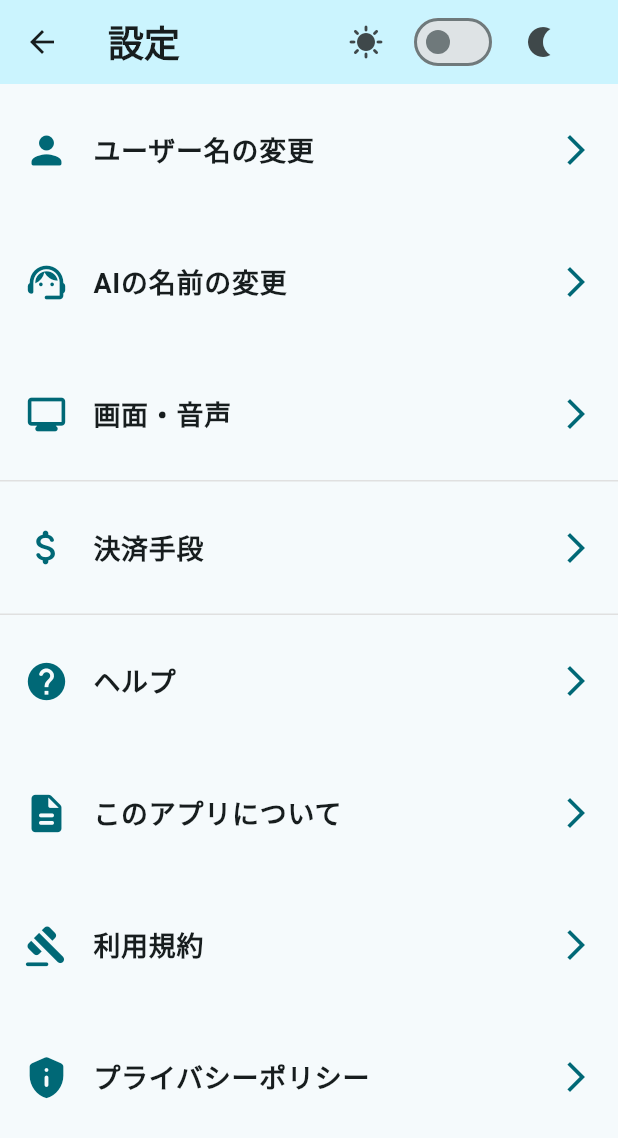
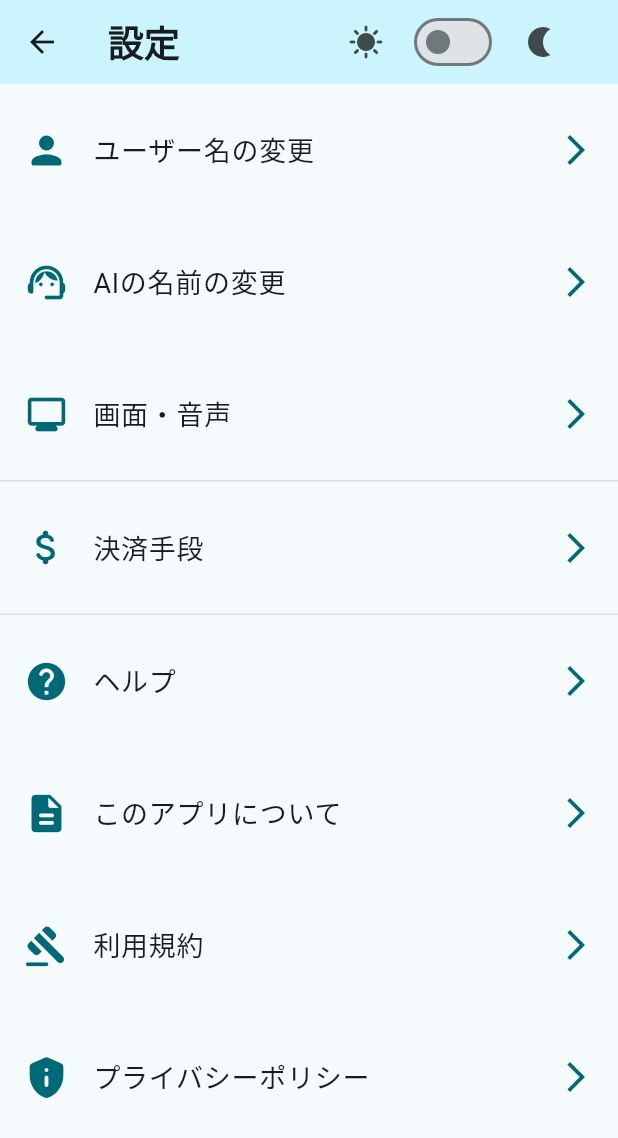
Before and after one commit to aidio-reserve/frontend, a Flutter app: the SettingScreen screen opened by its route, on a phone screen of 412 x 824 dp. Shown: the top 1138 px of the screen. Run offline on Flutter 3.47's test engine with Material 3 defaults, Android fonts, the phone set to English and light mode, and no system bars; our stand-ins replace audioplayers, cloud_firestore, firebase_auth, firebase_core, flutter_chat_bubble, flutter_dotenv and 6 more; missing offline and left inert: webview_flutter_web; accounts and stored records are empty; network calls fail.

Commit message:
不要なコメントアウトの削除および各種設定の文字フォントをnormalに

```diff
--- a/lib/ui/screens/drawer/setting_screen.dart
+++ b/lib/ui/screens/drawer/setting_screen.dart
@@ -30,11 +30,11 @@ class SettingScreen extends ConsumerWidget {
           ),
           actions: [
             Padding(
-              padding: const EdgeInsets.only(right: 40.0), // 右側にスペースを追加
+              padding: const EdgeInsets.only(right: 40.0),
               child: Row(
                 children: [
-                  Icon(Icons.sunny, size: 24), // 左側のアイコン
-                  SizedBox(width: 16), // アイコン間のスペース
+                  Icon(Icons.sunny, size: 24),
+                  SizedBox(width: 16),
                   Switch(
                     value: themeMode == ThemeMode.dark,
                     onChanged: (value) {
@@ -42,36 +42,29 @@ class SettingScreen extends ConsumerWidget {
                       ref.read(themeModeProvider.notifier).toggleTheme();
                     },
                   ),
-                  SizedBox(width: 16), // アイコン間のスペース
-                  Icon(Icons.nightlight, size: 24), // 右側のアイコン
+                  SizedBox(width: 16),
+                  Icon(Icons.nightlight, size: 24),
                 ],
               ),
             ),
           ],
         ),
-        // SettingsListの代わりにListViewを使用
-        // settings_uiパッケージを使わずにリストを作成
         body: ListView(
           children: [
-            // 各SettingsTile.navigationの代わりにListTileを使用
-
             ListTile(
               leading: Icon(
                 Icons.person_rounded,
                 color: Theme.of(context).colorScheme.primary,
-                size: 30, // アイコンのサイズを大きくする
+                size: 30,
               ),
               title: const Text(
                 'ユーザー名の変更',
-                style: TextStyle(
-                    fontSize: 18,
-                    fontWeight: FontWeight.bold), // フォントサイズを大きくして太字にする
+                style: TextStyle(fontSize: 18, fontWeight: FontWeight.normal),
               ),
-              // 高さを大きくするためのパディングを追加
               contentPadding:
                   const EdgeInsets.symmetric(vertical: 16.0, horizontal: 16.0),
               trailing: Icon(Icons.arrow_forward_ios,
-                  color: Theme.of(context).colorScheme.primary), // 右側にアイコンを追加
+                  color: Theme.of(context).colorScheme.primary),
               onTap: () {
                 Navigator.pop(context);
                 Navigator.pushNamed(context, '/change_user_name');
@@ -81,19 +74,16 @@ class SettingScreen extends ConsumerWidget {
               leading: Icon(
                 Icons.support_agent_rounded,
                 color: Theme.of(context).colorScheme.primary,
-                size: 30, // アイコンのサイズを大きくする
+                size: 30,
               ),
               title: const Text(
                 'AIの名前の変更',
-                style: TextStyle(
-                    fontSize: 18,
-                    fontWeight: FontWeight.bold), // フォントサイズを大きくして太字にする
+                style: TextStyle(fontSize: 18, fontWeight: FontWeight.normal),
               ),
-              // 高さを大きくするためのパディングを追加
               contentPadding:
                   const EdgeInsets.symmetric(vertical: 16.0, horizontal: 16.0),
               trailing: Icon(Icons.arrow_forward_ios,
-                  color: Theme.of(context).colorScheme.primary), // 右側にアイコンを追加
+                  color: Theme.of(context).colorScheme.primary),
               onTap: () {
                 Navigator.pop(context);
                 Navigator.pushNamed(context, '/change_ai_name');
@@ -103,67 +93,56 @@ class SettingScreen extends ConsumerWidget {
               leading: Icon(
                 Icons.monitor_rounded,
                 color: Theme.of(context).colorScheme.primary,
-                size: 30, // アイコンのサイズを大きくする
+                size: 30,
               ),
               title: const Text(
                 '画面・音声',
-                style: TextStyle(
-                    fontSize: 18,
-                    fontWeight: FontWeight.bold), // フォントサイズを大きくして太字にする
+                style: TextStyle(fontSize: 18, fontWeight: FontWeight.normal),
               ),
-              // 高さを大きくするためのパディングを追加
               contentPadding:
                   const EdgeInsets.symmetric(vertical: 16.0, horizontal: 16.0),
               trailing: Icon(Icons.arrow_forward_ios,
-                  color: Theme.of(context).colorScheme.primary), // 右側にアイコンを追加
+                  color: Theme.of(context).colorScheme.primary),
               onTap: () {
                 Navigator.pop(context);
                 Navigator.pushNamed(context, '/display_voice');
               },
             ),
-            // 画面・音声と決済手段の間に線を追加
             buildSeparator(),
             ListTile(
               leading: Icon(
                 Icons.attach_money_rounded,
                 color: Theme.of(context).colorScheme.primary,
-                size: 30, // アイコンのサイズを大きくする
+                size: 30,
               ),
               title: const Text(
                 '決済手段',
-                style: TextStyle(
-                    fontSize: 18,
-                    fontWeight: FontWeight.bold), // フォントサイズを大きくして太字にする
+                style: TextStyle(fontSize: 18, fontWeight: FontWeight.normal),
               ),
-              // 高さを大きくするためのパディングを追加
               contentPadding:
                   const EdgeInsets.symmetric(vertical: 16.0, horizontal: 16.0),
               trailing: Icon(Icons.arrow_forward_ios,
-                  color: Theme.of(context).colorScheme.primary), // 右側にアイコンを追加
+                  color: Theme.of(context).colorScheme.primary),
               onTap: () {
                 Navigator.pop(context);
                 Navigator.pushNamed(context, '/payment_method');
               },
             ),
-            // 画面・音声と決済手段の間に線を追加
             buildSeparator(),
             ListTile(
               leading: Icon(
                 Icons.help_rounded,
                 color: Theme.of(context).colorScheme.primary,
-                size: 30, // アイコンのサイズを大きくする
+                size: 30,
               ),
               title: const Text(
                 'ヘルプ',
-                style: TextStyle(
-                    fontSize: 18,
-                    fontWeight: FontWeight.bold), // フォントサイズを大きくして太字にする
+                style: TextStyle(fontSize: 18, fontWeight: FontWeight.normal),
               ),
-              // 高さを大きくするためのパディングを追加
               contentPadding:
                   const EdgeInsets.symmetric(vertical: 16.0, horizontal: 16.0),
               trailing: Icon(Icons.arrow_forward_ios,
-                  color: Theme.of(context).colorScheme.primary), // 右側にアイコンを追加
+                  color: Theme.of(context).colorScheme.primary),
               onTap: () {
                 Navigator.pop(context);
                 Navigator.pushNamed(context, '/help');
@@ -173,19 +152,16 @@ class SettingScreen extends ConsumerWidget {
               leading: Icon(
                 Icons.description_rounded,
                 color: Theme.of(context).colorScheme.primary,
-                size: 30, // アイコンのサイズを大きくする
+                size: 30,
               ),
               title: const Text(
                 'このアプリについて',
-                style: TextStyle(
-                    fontSize: 18,
-                    fontWeight: FontWeight.bold), // フォントサイズを大きくして太字にする
+                style: TextStyle(fontSize: 18, fontWeight: FontWeight.normal),
               ),
-              // 高さを大きくするためのパディングを追加
               contentPadding:
                   const EdgeInsets.symmetric(vertical: 16.0, horizontal: 16.0),
               trailing: Icon(Icons.arrow_forward_ios,
-                  color: Theme.of(context).colorScheme.primary), // 右側にアイコンを追加
+                  color: Theme.of(context).colorScheme.primary),
               onTap: () {
                 Navigator.pop(context);
                 Navigator.pushNamed(context, '/about_app');
@@ -195,19 +171,16 @@ class SettingScreen extends ConsumerWidget {
               leading: Icon(
                 Icons.gavel_rounded,
                 color: Theme.of(context).colorScheme.primary,
-                size: 30, // アイコンのサイズを大きくする
+                size: 30,
               ),
               title: const Text(
                 '利用規約',
-                style: TextStyle(
-                    fontSize: 18,
-                    fontWeight: FontWeight.bold), // フォントサイズを大きくして太字にする
+                style: TextStyle(fontSize: 18, fontWeight: FontWeight.normal),
               ),
-              // 高さを大きくするためのパディングを追加
               contentPadding:
                   const EdgeInsets.symmetric(vertical: 16.0, horizontal: 16.0),
               trailing: Icon(Icons.arrow_forward_ios,
-                  color: Theme.of(context).colorScheme.primary), // 右側にアイコンを追加
+                  color: Theme.of(context).colorScheme.primary),
               onTap: () {
                 Navigator.pop(context);
                 Navigator.pushNamed(context, '/terms_of_service');
@@ -217,19 +190,16 @@ class SettingScreen extends ConsumerWidget {
               leading: Icon(
                 Icons.privacy_tip_rounded,
                 color: Theme.of(context).colorScheme.primary,
-                size: 30, // アイコンのサイズを大きくする
+                size: 30,
               ),
               title: const Text(
                 'プライバシーポリシー',
-                style: TextStyle(
-                    fontSize: 18,
-                    fontWeight: FontWeight.bold), // フォントサイズを大きくして太字にする
+                style: TextStyle(fontSize: 18, fontWeight: FontWeight.normal),
               ),
-              // 高さを大きくするためのパディングを追加
               contentPadding:
                   const EdgeInsets.symmetric(vertical: 16.0, horizontal: 16.0),
               trailing: Icon(Icons.arrow_forward_ios,
-                  color: Theme.of(context).colorScheme.primary), // 右側にアイコンを追加
+                  color: Theme.of(context).colorScheme.primary),
               onTap: () {
                 Navigator.pop(context);
                 Navigator.pushNamed(context, '/privacy_policy');
@@ -242,7 +212,7 @@ class SettingScreen extends ConsumerWidget {
   Widget buildSeparator() {
     return Container(
       color: Colors.grey.shade300,
-      height: 1.0, // セパレータの高さ
+      height: 1.0,
     );
   }
 }
```
